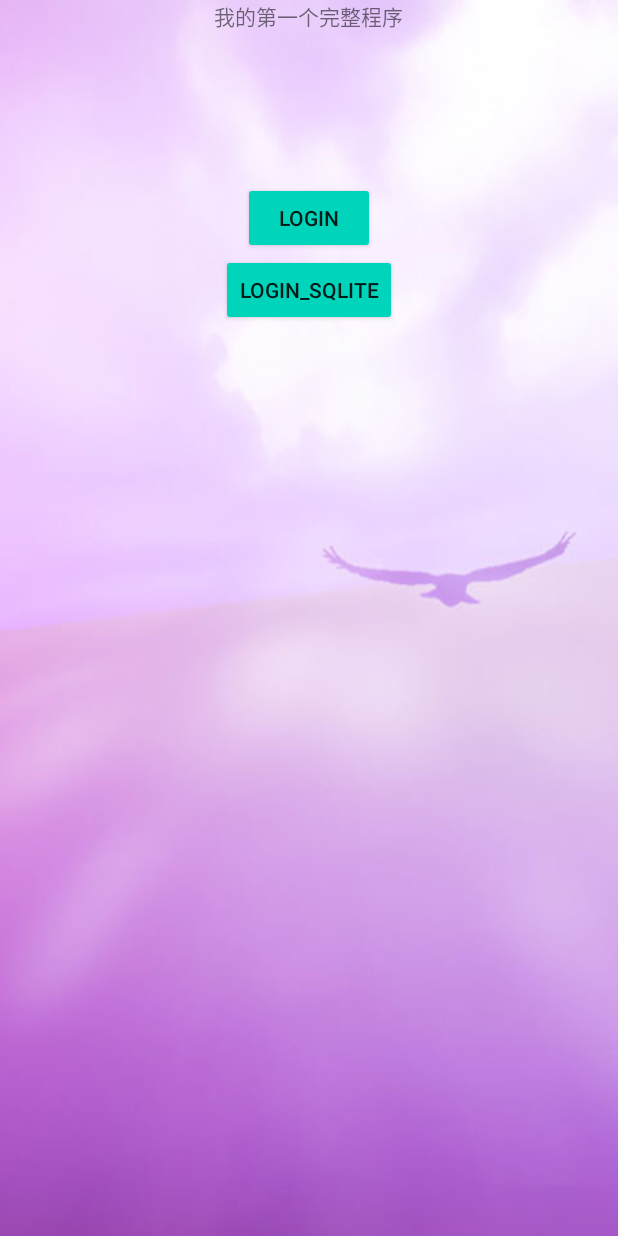
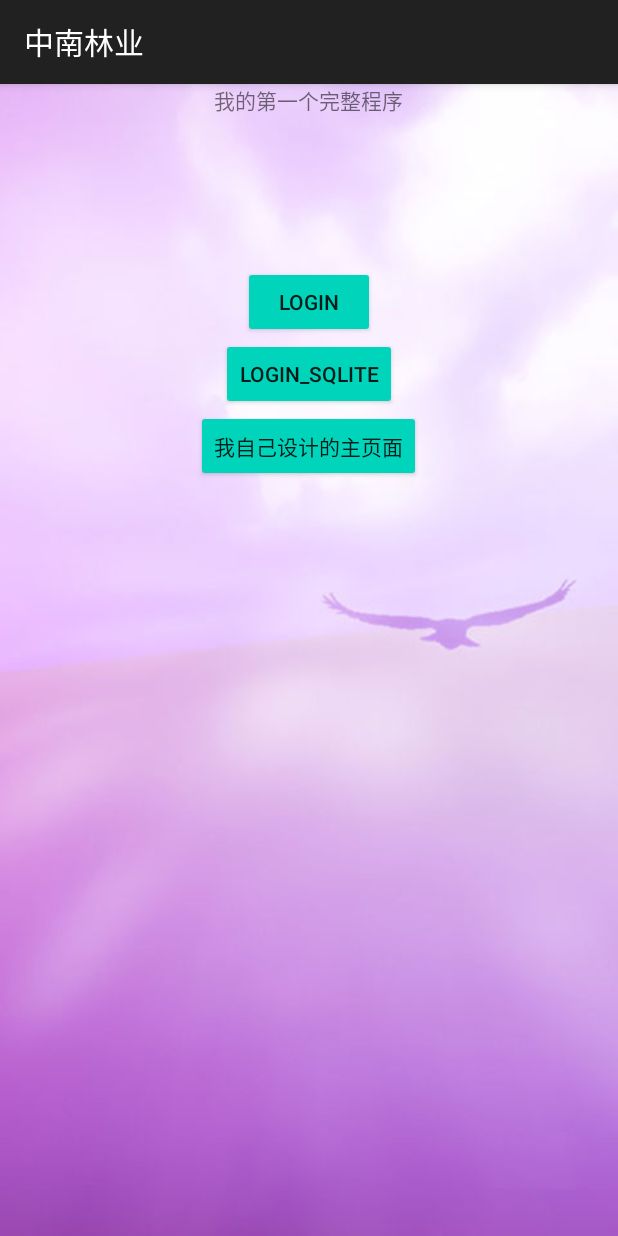
Before and after one commit to LAITYzzzz/Application, an Android app: the screen it shows after launch (MainActivity), on a phone screen of 412 x 824 dp. Run offline under Robolectric (Android 15) with nearby library versions, the phone set to English and light mode, and no system bars.

Commit message:
Initial commit

```diff
--- a/app/src/main/java/com/example/myapplication/MainActivity.java
+++ b/app/src/main/java/com/example/myapplication/MainActivity.java
@@ -23,4 +23,9 @@ public class MainActivity extends AppCompatActivity {
         Intent intent=new Intent(MainActivity.this,SQLite_Activity.class);
         startActivity(intent);
     }
+
+    public void display_message_activity(View view) {
+        Intent intent=new Intent(MainActivity.this,DisplayMessageActivity.class);
+        startActivity(intent);
+    }
 }
--- a/app/src/main/res/layout/activity_main.xml
+++ b/app/src/main/res/layout/activity_main.xml
@@ -33,5 +33,14 @@
         tools:ignore="HardcodedText"
         android:backgroundTint="#00D4BB"/>
 
+    <Button
+        android:layout_width="wrap_content"
+        android:layout_height="wrap_content"
+        android:text="我自己设计的主页面"
+        android:layout_gravity="center"
+        android:onClick="display_message_activity"
+
+        android:backgroundTint="#00D4BB"/>
+
 
 </LinearLayout>
--- a/app/src/main/res/values/strings.xml
+++ b/app/src/main/res/values/strings.xml
@@ -1,3 +1,3 @@
 <resources>
-    <string name="app_name">My Application</string>
+    <string name="app_name">中南林业</string>
 </resources>
```
Also changed, not shown: app/src/main/AndroidManifest.xml (+13 -4 lines).
